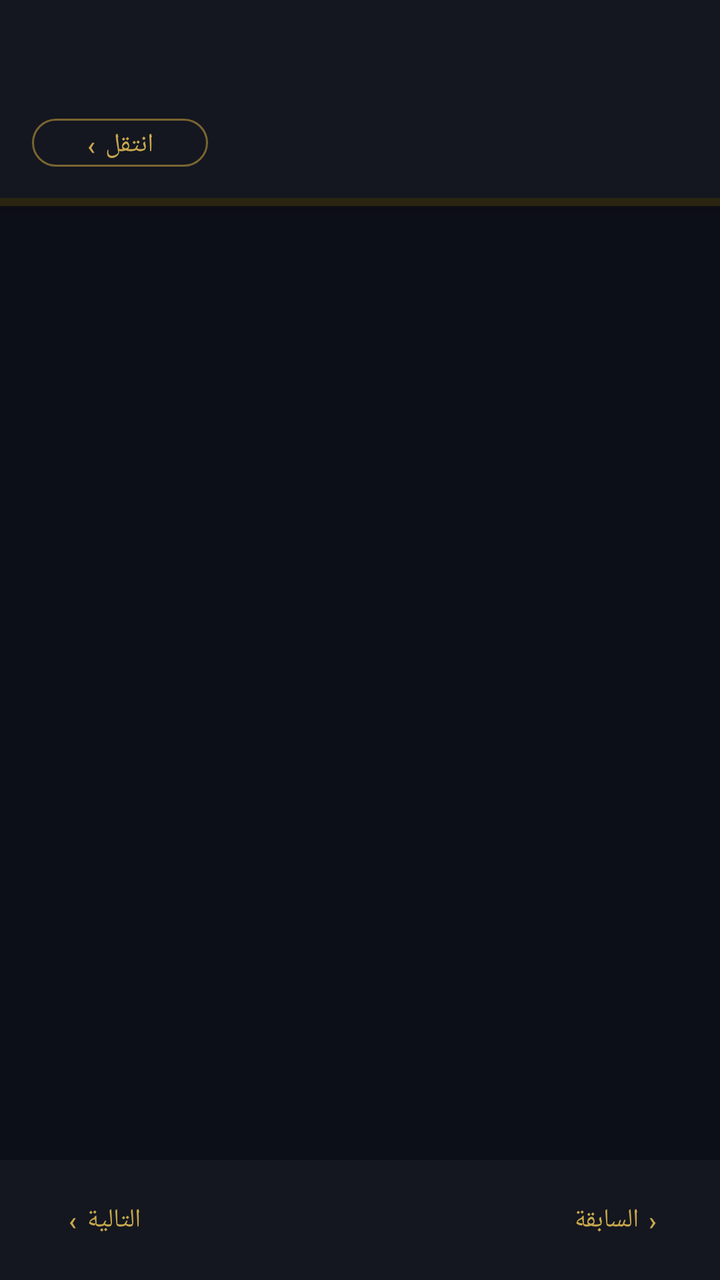
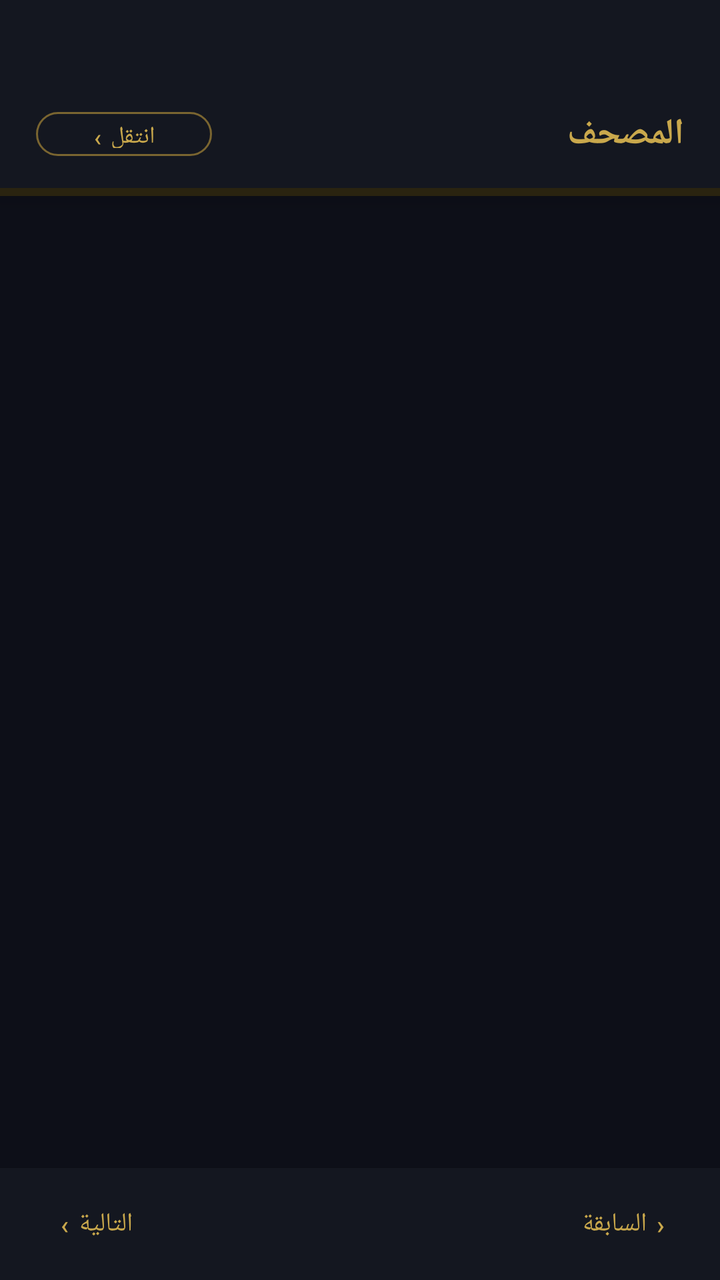

Before-and-after screenshots of an Android layout around one commit, followed by the original layout XML and the change that was made.
<!-- AndroidManifest.xml: application theme Theme.QuranBuilder -->
<!-- res/layout/fragment_mushaf.xml -->
<?xml version="1.0" encoding="utf-8"?>
<androidx.coordinatorlayout.widget.CoordinatorLayout
    xmlns:android="http://schemas.android.com/apk/res/android"
    xmlns:app="http://schemas.android.com/apk/res-auto"
    android:layout_width="match_parent"
    android:layout_height="match_parent"
    android:background="@color/bg_primary">

    
    <androidx.viewpager2.widget.ViewPager2
        android:id="@+id/viewPager"
        android:layout_width="match_parent"
        android:layout_height="match_parent"
        android:paddingTop="92dp"
        android:paddingBottom="70dp"
        android:clipToPadding="false" />

    
    <LinearLayout
        android:id="@+id/mushafTopBar"
        android:layout_width="match_parent"
        android:layout_height="wrap_content"
        android:orientation="vertical"
        android:background="@color/bg_surface"
        android:elevation="6dp">

        <LinearLayout
            android:layout_width="match_parent"
            android:layout_height="wrap_content"
            android:orientation="horizontal"
            android:layoutDirection="rtl"
            android:gravity="center_vertical"
            android:paddingTop="52dp"
            android:paddingBottom="8dp"
            android:paddingHorizontal="16dp">

            
            <LinearLayout
                android:layout_width="0dp"
                android:layout_height="wrap_content"
                android:layout_weight="1"
                android:orientation="vertical">

                <TextView
                    android:id="@+id/tvMushafSurahName"
                    android:layout_width="wrap_content"
                    android:layout_height="wrap_content"
                    android:textColor="@color/gold_primary"
                    android:textSize="17sp"
                    android:fontFamily="serif"
                    android:textStyle="bold" />

                <TextView
                    android:id="@+id/tvMushafSurahMeta"
                    android:layout_width="wrap_content"
                    android:layout_height="wrap_content"
                    android:textColor="@color/text_secondary"
                    android:textSize="11sp"
                    android:layout_marginTop="1dp" />
            </LinearLayout>

            
            <com.google.android.material.button.MaterialButton
                android:id="@+id/btnMushafJump"
                android:layout_width="wrap_content"
                android:layout_height="36dp"
                android:text="انتقل ›"
                android:textSize="13sp"
                style="@style/Widget.MaterialComponents.Button.OutlinedButton"
                app:strokeColor="@color/gold_dim"
                android:textColor="@color/gold_primary"
                app:cornerRadius="18dp"
                android:paddingHorizontal="14dp" />
        </LinearLayout>

        
        <com.google.android.material.progressindicator.LinearProgressIndicator
            android:id="@+id/mushafTopProgress"
            android:layout_width="match_parent"
            android:layout_height="2dp"
            app:trackCornerRadius="0dp"
            app:indicatorColor="@color/gold_primary"
            app:trackColor="@color/gold_track"
            android:progress="0" />

    </LinearLayout>

    
    <LinearLayout
        android:id="@+id/mushafBottomBar"
        android:layout_width="match_parent"
        android:layout_height="60dp"
        android:layout_gravity="bottom"
        android:orientation="horizontal"
        android:layoutDirection="rtl"
        android:gravity="center_vertical"
        android:background="@color/bg_surface"
        android:elevation="6dp"
        android:paddingHorizontal="8dp">

        
        <com.google.android.material.button.MaterialButton
            android:id="@+id/btnMushafPrev"
            android:layout_width="wrap_content"
            android:layout_height="wrap_content"
            android:text="‹ السابقة"
            android:textSize="13sp"
            style="@style/Widget.MaterialComponents.Button.TextButton"
            android:textColor="@color/gold_primary" />

        
        <TextView
            android:id="@+id/tvMushafPageNum"
            android:layout_width="0dp"
            android:layout_height="wrap_content"
            android:layout_weight="1"
            android:gravity="center"
            android:textColor="@color/text_secondary"
            android:textSize="13sp" />

        
        <com.google.android.material.button.MaterialButton
            android:id="@+id/btnMushafNext"
            android:layout_width="wrap_content"
            android:layout_height="wrap_content"
            android:text="التالية ›"
            android:textSize="13sp"
            style="@style/Widget.MaterialComponents.Button.TextButton"
            android:textColor="@color/gold_primary" />

    </LinearLayout>

</androidx.coordinatorlayout.widget.CoordinatorLayout>
<!-- resources referenced by this layout -->
<resources>
  <color name="bg_primary">#0D0F18</color>
  <color name="bg_surface">#141720</color>
  <color name="gold_dim">#7A6530</color>
  <color name="gold_primary">#C9A84C</color>
  <color name="gold_track">#2A2410</color>
  <color name="text_secondary">#8B8FA8</color>
  <style name="Theme.QuranBuilder" parent="Theme.MaterialComponents.DayNight.NoActionBar">
          <item name="colorPrimary">@color/gold_primary</item>
          <item name="colorPrimaryVariant">@color/gold_dim</item>
          <item name="colorOnPrimary">@color/bg_primary</item>
          <item name="colorSecondary">@color/green_accent</item>
          <item name="colorOnSecondary">@color/bg_primary</item>
          <item name="android:colorBackground">@color/bg_primary</item>
          <item name="colorSurface">@color/bg_surface</item>
          <item name="colorOnSurface">@color/text_primary</item>
          <item name="android:windowLightStatusBar">false</item>
          <item name="android:statusBarColor">@color/bg_surface</item>
          <item name="android:navigationBarColor">@color/bg_surface</item>
          <item name="android:textColorPrimary">@color/text_primary</item>
          <item name="android:textColorSecondary">@color/text_secondary</item>
          <item name="materialAlertDialogTheme">@style/ThemeOverlay.App.MaterialAlertDialog</item>
      </style>
  <color name="green_accent">#4ADE80</color>
  <color name="text_primary">#EEE8D5</color>
  <style name="ThemeOverlay.App.MaterialAlertDialog" parent="ThemeOverlay.MaterialComponents.MaterialAlertDialog">
          <item name="android:background">@color/bg_card</item>
          <item name="colorOnSurface">@color/text_primary</item>
          <item name="buttonBarPositiveButtonStyle">@style/PositiveButtonStyle</item>
      </style>
  <color name="bg_card">#1A1E2E</color>
  <style name="PositiveButtonStyle" parent="Widget.MaterialComponents.Button.TextButton.Dialog">
          <item name="android:textColor">#EF4444</item>
      </style>
</resources>

<!-- the commit's change to res/layout/fragment_mushaf.xml (unified diff, before → after) -->
@@ -11,13 +11,12 @@
         android:id="@+id/viewPager"
         android:layout_width="match_parent"
         android:layout_height="match_parent"
-        android:paddingTop="92dp"
-        android:paddingBottom="70dp"
+        android:paddingTop="84dp"
+        android:paddingBottom="64dp"
         android:clipToPadding="false" />
 
     
     <LinearLayout
-        android:id="@+id/mushafTopBar"
         android:layout_width="match_parent"
         android:layout_height="wrap_content"
         android:orientation="vertical"
@@ -30,46 +29,33 @@
             android:orientation="horizontal"
             android:layoutDirection="rtl"
             android:gravity="center_vertical"
-            android:paddingTop="52dp"
-            android:paddingBottom="8dp"
-            android:paddingHorizontal="16dp">
+            android:paddingTop="50dp"
+            android:paddingBottom="10dp"
+            android:paddingHorizontal="18dp">
 
             
-            <LinearLayout
+            <TextView
                 android:layout_width="0dp"
                 android:layout_height="wrap_content"
                 android:layout_weight="1"
-                android:orientation="vertical">
-
-                <TextView
-                    android:id="@+id/tvMushafSurahName"
-                    android:layout_width="wrap_content"
-                    android:layout_height="wrap_content"
-                    android:textColor="@color/gold_primary"
-                    android:textSize="17sp"
-                    android:fontFamily="serif"
-                    android:textStyle="bold" />
-
-                <TextView
-                    android:id="@+id/tvMushafSurahMeta"
-                    android:layout_width="wrap_content"
-                    android:layout_height="wrap_content"
-                    android:textColor="@color/text_secondary"
-                    android:textSize="11sp"
-                    android:layout_marginTop="1dp" />
-            </LinearLayout>
+                android:text="المصحف"
+                android:textColor="@color/gold_primary"
+                android:textSize="18sp"
+                android:fontFamily="serif"
+                android:textStyle="bold"
+                android:letterSpacing="0.05" />
 
             
             <com.google.android.material.button.MaterialButton
                 android:id="@+id/btnMushafJump"
                 android:layout_width="wrap_content"
-                android:layout_height="36dp"
+                android:layout_height="34dp"
                 android:text="انتقل ›"
-                android:textSize="13sp"
+                android:textSize="12sp"
                 style="@style/Widget.MaterialComponents.Button.OutlinedButton"
                 app:strokeColor="@color/gold_dim"
                 android:textColor="@color/gold_primary"
-                app:cornerRadius="18dp"
+                app:cornerRadius="17dp"
                 android:paddingHorizontal="14dp" />
         </LinearLayout>
 
@@ -89,16 +75,15 @@
     <LinearLayout
         android:id="@+id/mushafBottomBar"
         android:layout_width="match_parent"
-        android:layout_height="60dp"
+        android:layout_height="56dp"
         android:layout_gravity="bottom"
         android:orientation="horizontal"
         android:layoutDirection="rtl"
         android:gravity="center_vertical"
         android:background="@color/bg_surface"
         android:elevation="6dp"
-        android:paddingHorizontal="8dp">
+        android:paddingHorizontal="4dp">
 
-        
         <com.google.android.material.button.MaterialButton
             android:id="@+id/btnMushafPrev"
             android:layout_width="wrap_content"
@@ -108,7 +93,6 @@
             style="@style/Widget.MaterialComponents.Button.TextButton"
             android:textColor="@color/gold_primary" />
 
-        
         <TextView
             android:id="@+id/tvMushafPageNum"
             android:layout_width="0dp"
@@ -118,7 +102,6 @@
             android:textColor="@color/text_secondary"
             android:textSize="13sp" />
 
-        
         <com.google.android.material.button.MaterialButton
             android:id="@+id/btnMushafNext"
             android:layout_width="wrap_content"
@@ -130,4 +113,31 @@
 
     </LinearLayout>
 
+    
+    <LinearLayout
+        android:id="@+id/tvMushafEmpty"
+        android:layout_width="match_parent"
+        android:layout_height="match_parent"
+        android:orientation="vertical"
+        android:gravity="center"
+        android:visibility="gone">
+
+        <TextView
+            android:layout_width="wrap_content"
+            android:layout_height="wrap_content"
+            android:text="﴿ المصحف فارغ ﴾"
+            android:textColor="@color/gold_dim"
+            android:textSize="20sp"
+            android:fontFamily="serif" />
+
+        <TextView
+            android:layout_width="wrap_content"
+            android:layout_height="wrap_content"
+            android:layout_marginTop="12dp"
+            android:text="أضف سوراً وآيات أولاً من تبويب الإضافة"
+            android:textColor="@color/text_secondary"
+            android:textSize="14sp"
+            android:gravity="center" />
+    </LinearLayout>
+
 </androidx.coordinatorlayout.widget.CoordinatorLayout>
